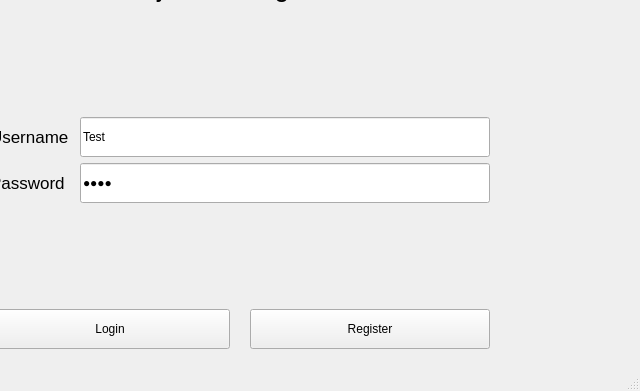
The window that login.ui (Frederick-Rive/project-management) describes before a commit, drawn with Qt 5; both pictures show x 160 to 800 and y 159 to 550 of the 800 by 550 pixel window.
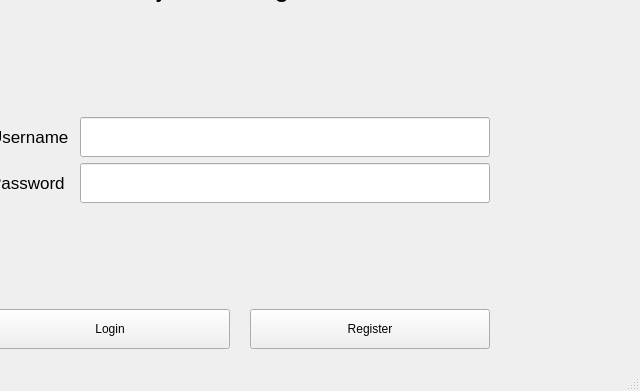
The same window after the commit.

```diff
--- a/login.ui
+++ b/login.ui
@@ -115,7 +115,7 @@
          </size>
         </property>
         <property name="text">
-         <string>Test</string>
+         <string/>
         </property>
        </widget>
       </item>
@@ -150,7 +150,7 @@
          </size>
         </property>
         <property name="text">
-         <string>Test</string>
+         <string/>
         </property>
         <property name="echoMode">
          <enum>QLineEdit::Password</enum>
```
